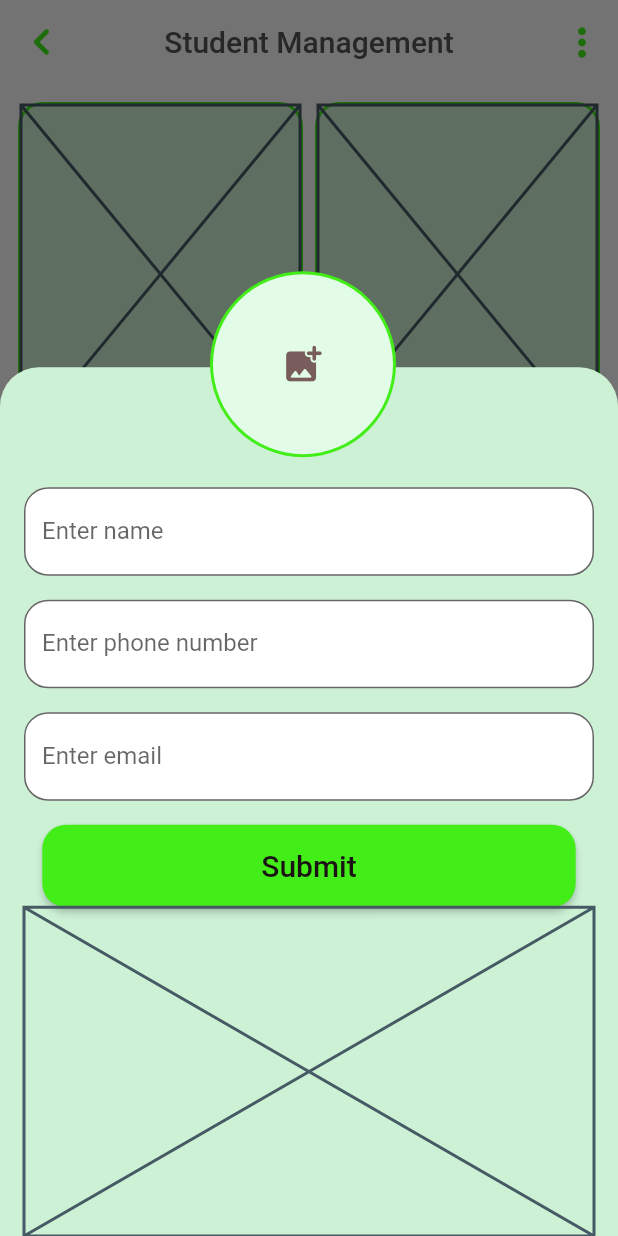
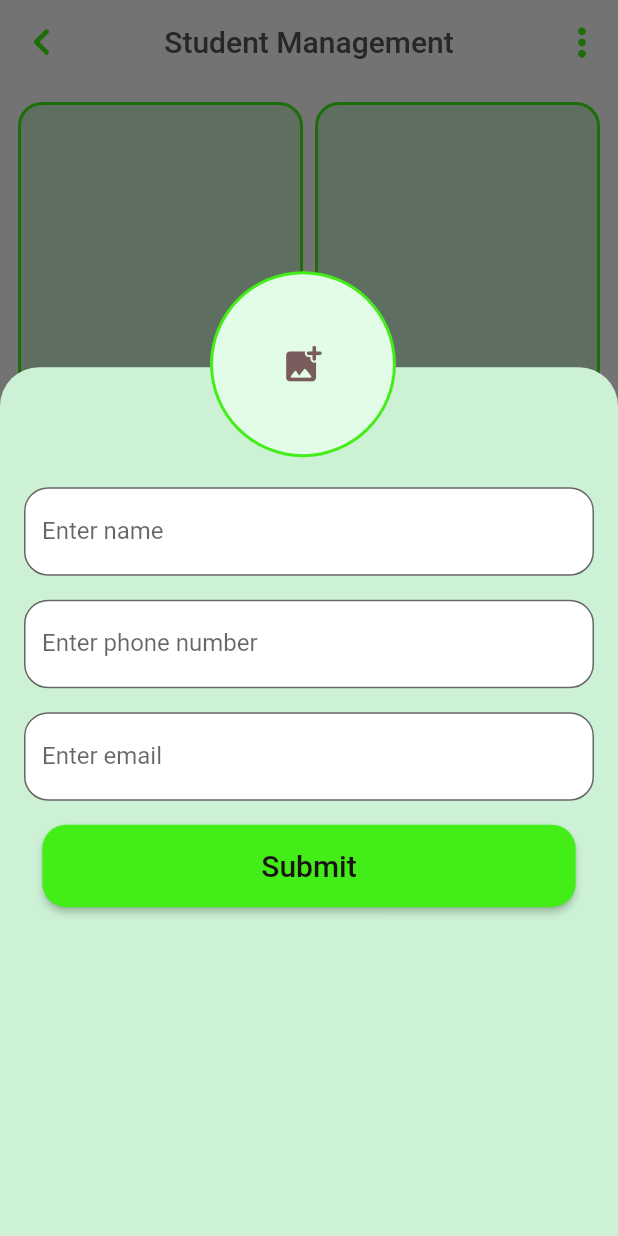
Before and after one commit to marufrobin/firebase_practice, a Flutter app: the screen it shows after launch, after a tap on the "add" icon, on a phone screen of 412 x 824 dp. Run offline on Flutter 3.47's test engine with Material 2 defaults, Android fonts, the phone set to English and light mode, and no system bars; our stand-ins replace cloud_firestore, firebase_core, image_picker; accounts and stored records are empty.

```diff
--- a/lib/pages/dashboard.dart
+++ b/lib/pages/dashboard.dart
@@ -14,10 +14,13 @@ class _DashBoardState extends State<DashBoard> {
   TextEditingController _nameControll = TextEditingController();
   TextEditingController _phoneControll = TextEditingController();
   TextEditingController _emailControll = TextEditingController();
+
   final ImagePicker imagePicker = ImagePicker();
+  XFile? xFile;
   File? imageTemp;
+
   addImage() async {
-    XFile? xFile = await imagePicker.pickImage(source: ImageSource.camera);
+    xFile = await imagePicker.pickImage(source: ImageSource.camera);
     File imageTemp = File(xFile!.path);
     print("Image Path For the Fucking Picture: $imageTemp");
     setState(() {});
@@ -59,15 +62,12 @@ class _DashBoardState extends State<DashBoard> {
           children: List.generate(
               16,
               (index) => Container(
+                    padding: EdgeInsets.all(10),
                     decoration: BoxDecoration(
                         border: Border.all(color: Color(0xff42ED18), width: 2),
                         color: Color(0xffCCF1D4),
                         borderRadius: BorderRadius.circular(16)),
                     margin: EdgeInsets.all(4),
-                    child: Expanded(
-                        child: imageTemp == null
-                            ? Placeholder()
-                            : Image.file(imageTemp!)),
                   ))),
       floatingActionButton: FloatingActionButton(
           onPressed: () {
@@ -78,7 +78,7 @@ class _DashBoardState extends State<DashBoard> {
     );
   }
 
-  buildAddStudent(BuildContext context) {
+  Future<dynamic> buildAddStudent(BuildContext context) {
     return showModalBottomSheet(
       elevation: 0,
       backgroundColor: Colors.transparent,
@@ -130,10 +130,6 @@ class _DashBoardState extends State<DashBoard> {
                               style: TextStyle(
                                   fontSize: 20, color: Color(0xff1B1313)),
                             ))),
-                    Expanded(
-                        child: imageTemp == null
-                            ? Placeholder()
-                            : Image.file(imageTemp!)),
                   ],
                 ),
               ),
@@ -143,22 +139,22 @@ class _DashBoardState extends State<DashBoard> {
                 child: CircleAvatar(
                     radius: 62,
                     backgroundColor: Color(0xff42ED18),
-                    child: CircleAvatar(
+                    child: imageTemp == null
+                        ? CircleAvatar(
                             backgroundColor: Color(0xffE2FCE7),
                             radius: 60,
                             child: GestureDetector(
                               onTap: () {
                                 addImage();
-                            setState(() {});
+                                print("file name print from onTap: $imageTemp");
                               },
-                          child: imageTemp == null
-                              ? Icon(
+                              child: Icon(
                                 Icons.add_photo_alternate_rounded,
                                 size: 30,
                                 color: Color(0xff795D5D),
-                                )
-                              : Image.file(imageTemp!),
-                        ))),
+                              ),
+                            ))
+                        : Image.file(File(xFile!.path))),
               ),
             ],
           ),
--- a/lib/pages/splash_screen.dart
+++ b/lib/pages/splash_screen.dart
@@ -14,7 +14,7 @@ class _SplashScreenState extends State<SplashScreen> {
   @override
   void initState() {
     Timer(
-        Duration(seconds: 2),
+        Duration(seconds: 4),
         () => Navigator.of(context).pushAndRemoveUntil(
             MaterialPageRoute(
               builder: (context) => DashBoard(),
```
Also changed, not shown: lib/pages/home_page2.dart (+57 -0 lines). Lines whose indentation alone changed are shown as unchanged.
